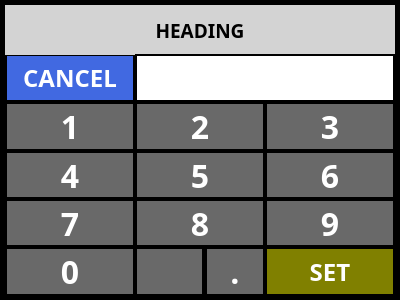
Old version of the form ui/Keypad.ui in the repository UnexplodedMinds/Stratofier.
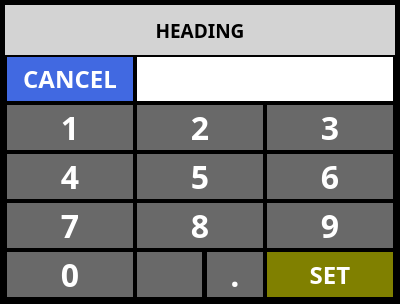
New version of the form. Icons and pictures are not drawn.

The edit to the form file:
```diff
--- a/ui/Keypad.ui
+++ b/ui/Keypad.ui
@@ -16,12 +16,6 @@
     <verstretch>0</verstretch>
    </sizepolicy>
   </property>
-  <property name="minimumSize">
-   <size>
-    <width>400</width>
-    <height>300</height>
-   </size>
-  </property>
   <property name="palette">
    <palette>
     <active>
```
